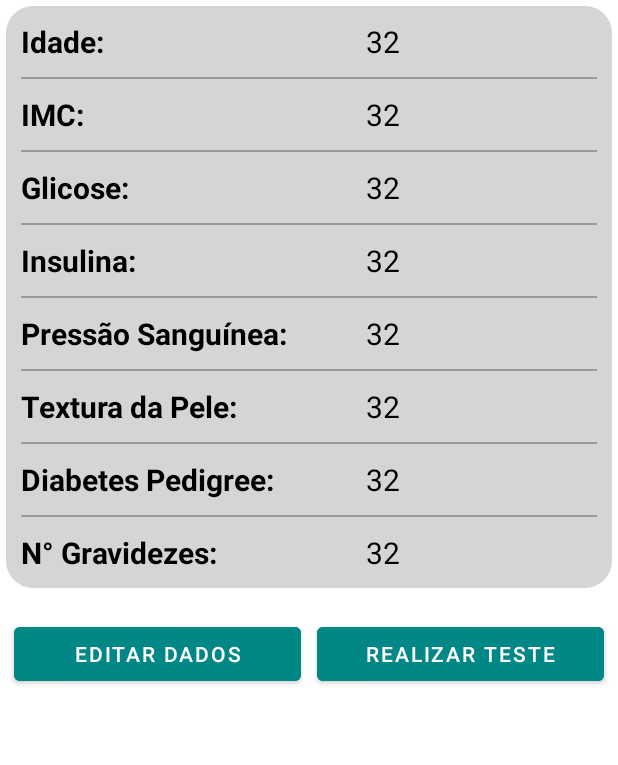
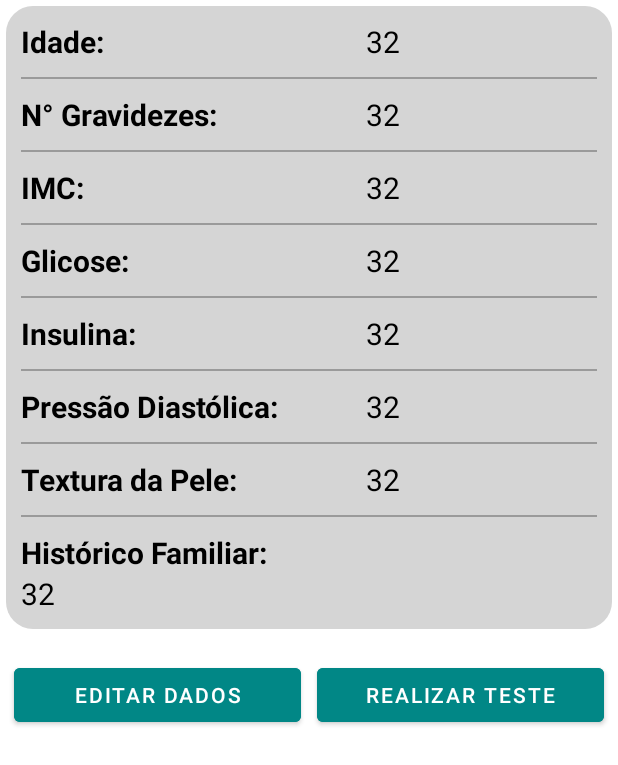
Before and after one commit to LucasMarquesOliva/TGI, an Android app: the layout fragment_prediction.xml on its own in the app's theme, with its tools: preview values and no code run, on a phone screen of 412 x 824 dp. Shown: the top 765 px of the screen. Run offline under Robolectric (Android 15) with nearby library versions, the phone set to English and light mode, and no system bars.

Commit message:
Alteração de Diabetes Pedigree para Histórico Familiar com valores predefinidos

```diff
--- a/app/src/main/java/com/faculdade/tgi/constants/Constants.kt
+++ b/app/src/main/java/com/faculdade/tgi/constants/Constants.kt
@@ -43,7 +43,7 @@ class Constants private constructor() {
             const val INSULIN = "insulin"
             const val BLOOD_PRESSURE = "bloodpressure"
             const val SKIN_THICKNESS = "skinthickness"
-            const val DIABETES_PEDIGREE = "diabetespedigree"
+            const val FAMILY_HISTORY = "familyhistory"
             const val PREGNANCIES = "pregnancies"
             const val OUTCOME = "outcome"
         }
--- a/app/src/main/java/com/faculdade/tgi/model/PersonalDataModel.kt
+++ b/app/src/main/java/com/faculdade/tgi/model/PersonalDataModel.kt
@@ -42,8 +42,8 @@ class PersonalDataModel {
     @ColumnInfo(name = Constants.PERSONAL_DATA.COLUMNS.SKIN_THICKNESS)
     var skinThickness: Double = 0.0
 
-    @ColumnInfo(name = Constants.PERSONAL_DATA.COLUMNS.DIABETES_PEDIGREE)
-    var diabetesPedigree: Double = 0.0
+    @ColumnInfo(name = Constants.PERSONAL_DATA.COLUMNS.FAMILY_HISTORY)
+    var familyHistory: Int = 0
 
     @ColumnInfo(name = Constants.PERSONAL_DATA.COLUMNS.PREGNANCIES)
     var pregnancies: Int = 0
--- a/app/src/main/java/com/faculdade/tgi/repository/ProjectDataBase.kt
+++ b/app/src/main/java/com/faculdade/tgi/repository/ProjectDataBase.kt
@@ -12,7 +12,7 @@ import com.faculdade.tgi.model.PersonalDataModel
 import com.faculdade.tgi.repository.contact.ContactDAO
 import com.faculdade.tgi.repository.personaldata.PersonalDataDAO
 
-@Database(entities = [ContactModel::class, PersonalDataModel::class], version = 1)
+@Database(entities = [ContactModel::class, PersonalDataModel::class], version = 2)
 abstract class ProjectDataBase : RoomDatabase() {
 
     abstract fun contactDAO(): ContactDAO
--- a/app/src/main/java/com/faculdade/tgi/ui/personaldata/PersonalDataFragment.kt
+++ b/app/src/main/java/com/faculdade/tgi/ui/personaldata/PersonalDataFragment.kt
@@ -58,8 +58,10 @@ class PersonalDataFragment : Fragment(), View.OnClickListener {
             binding.textInsulin.text = it.insulin.toString()
             binding.textBloodPressure.text = it.bloodPressure.toString()
             binding.textSkinThickness.text = it.skinThickness.toString()
-            binding.textDiabetesPedigree.text = it.diabetesPedigree.toString()
             binding.textPregnancies.text = it.pregnancies.toString()
+
+            //Busca o valor do Sppiner com as opções de histórico familiar pelo ID salvo
+            binding.textDiabetesPedigree.text = resources.getStringArray(R.array.values_family_history)[it.familyHistory]
 
             //Exibe a quantidade de vezes que engravidou apenas se for do sexo feminino
             if (it.gender.toString().toInt() == 0) {
--- a/app/src/main/java/com/faculdade/tgi/ui/personaldata/PersonalDataViewModel.kt
+++ b/app/src/main/java/com/faculdade/tgi/ui/personaldata/PersonalDataViewModel.kt
@@ -4,7 +4,6 @@ import android.app.Application
 import androidx.lifecycle.AndroidViewModel
 import androidx.lifecycle.LiveData
 import androidx.lifecycle.MutableLiveData
-import androidx.lifecycle.ViewModel
 import com.faculdade.tgi.model.PersonalDataModel
 import com.faculdade.tgi.repository.personaldata.PersonalDataRepository
 
--- a/app/src/main/java/com/faculdade/tgi/ui/user/UserViewModel.kt
+++ b/app/src/main/java/com/faculdade/tgi/ui/user/UserViewModel.kt
@@ -11,11 +11,6 @@ class UserViewModel(application: Application) : AndroidViewModel(application)  {
 
     fun checkUser(): Boolean {
         //Verifica se já existe o usuário na tabela
-        val teste = repository.get()
-        val teste2 = repository.get() != null
-        val teste3 = repository.get() == null
-
-
         return repository.get() != null
     }
 
--- a/app/src/main/res/layout/fragment_prediction.xml
+++ b/app/src/main/res/layout/fragment_prediction.xml
@@ -34,6 +34,39 @@
 
             <TextView
                 android:id="@+id/text_age"
+                android:layout_width="0dp"
+                android:layout_height="wrap_content"
+                android:layout_weight="2"
+                android:text="32"
+                android:textColor="@color/black"
+                android:textSize="20sp" />
+        </LinearLayout>
+
+        <View
+            android:id="@+id/view_pregnancies"
+            android:layout_width="match_parent"
+            android:layout_height="1dp"
+            android:layout_marginTop="10dp"
+            android:layout_marginBottom="10dp"
+            android:background="@color/gray" />
+
+        <LinearLayout
+            android:id="@+id/linear_pregnancies"
+            android:layout_width="match_parent"
+            android:layout_height="match_parent"
+            android:orientation="horizontal">
+
+            <TextView
+                android:layout_width="0dp"
+                android:layout_height="wrap_content"
+                android:layout_weight="3"
+                android:text="N° Gravidezes:"
+                android:textColor="@color/black"
+                android:textSize="20sp"
+                android:textStyle="bold" />
+
+            <TextView
+                android:id="@+id/text_pregnancies"
                 android:layout_width="0dp"
                 android:layout_height="wrap_content"
                 android:layout_weight="2"
@@ -151,7 +184,7 @@
                 android:layout_width="0dp"
                 android:layout_height="wrap_content"
                 android:layout_weight="3"
-                android:text="Pressão Sanguínea:"
+                android:text="Pressão Diastólica:"
                 android:textColor="@color/black"
                 android:textSize="20sp"
                 android:textStyle="bold" />
@@ -207,52 +240,52 @@
         <LinearLayout
             android:layout_width="match_parent"
             android:layout_height="match_parent"
-            android:orientation="horizontal">
+            android:orientation="vertical">
+
+            <TextView
+                android:layout_width="wrap_content"
+                android:layout_height="wrap_content"
+                android:layout_weight="1"
+                android:text="Histórico Familiar:"
+                android:textColor="@color/black"
+                android:textSize="20sp"
+                android:textStyle="bold" />
+
+            <TextView
+                android:id="@+id/text_family_history"
+                android:layout_width="wrap_content"
+                android:layout_height="wrap_content"
+                android:layout_weight="1"
+                android:text="32"
+                android:textColor="@color/black"
+                android:textSize="20sp" />
+        </LinearLayout>
+
+        <View
+            android:layout_width="match_parent"
+            android:layout_height="1dp"
+            android:layout_marginTop="10dp"
+            android:layout_marginBottom="10dp"
+            android:background="@color/gray"
+            android:visibility="gone"/>
+
+        <LinearLayout
+            android:layout_width="match_parent"
+            android:layout_height="match_parent"
+            android:orientation="horizontal"
+            android:visibility="gone">
 
             <TextView
                 android:layout_width="0dp"
                 android:layout_height="wrap_content"
                 android:layout_weight="3"
-                android:text="Diabetes Pedigree:"
+                android:text="Textura da Pele:"
                 android:textColor="@color/black"
                 android:textSize="20sp"
                 android:textStyle="bold" />
 
             <TextView
                 android:id="@+id/text_diabetes_pedigree"
-                android:layout_width="0dp"
-                android:layout_height="wrap_content"
-                android:layout_weight="2"
-                android:text="32"
-                android:textColor="@color/black"
-                android:textSize="20sp" />
-        </LinearLayout>
-
-        <View
-            android:id="@+id/view_pregnancies"
-            android:layout_width="match_parent"
-            android:layout_height="1dp"
-            android:layout_marginTop="10dp"
-            android:layout_marginBottom="10dp"
-            android:background="@color/gray" />
-
-        <LinearLayout
-            android:id="@+id/linear_pregnancies"
-            android:layout_width="match_parent"
-            android:layout_height="match_parent"
-            android:orientation="horizontal">
-
-            <TextView
-                android:layout_width="0dp"
-                android:layout_height="wrap_content"
-                android:layout_weight="3"
-                android:text="N° Gravidezes:"
-                android:textColor="@color/black"
-                android:textSize="20sp"
-                android:textStyle="bold" />
-
-            <TextView
-                android:id="@+id/text_pregnancies"
                 android:layout_width="0dp"
                 android:layout_height="wrap_content"
                 android:layout_weight="2"
```
Also changed, not shown: app/src/main/java/com/faculdade/tgi/ui/personaldataform/PersonalDataFormActivity.kt (+10 -3 lines), app/src/main/java/com/faculdade/tgi/ui/prediction/PredictionFragment.kt (+7 -1 lines), app/src/main/java/com/faculdade/tgi/ui/prediction/PredictionViewModel.kt (+13 -0 lines), app/src/main/res/layout/activity_personal_data_form.xml (+7 -20 lines), app/src/main/res/layout/fragment_personal_data.xml (+33 -33 lines), app/src/main/res/values/strings.xml (+13 -2 lines).
